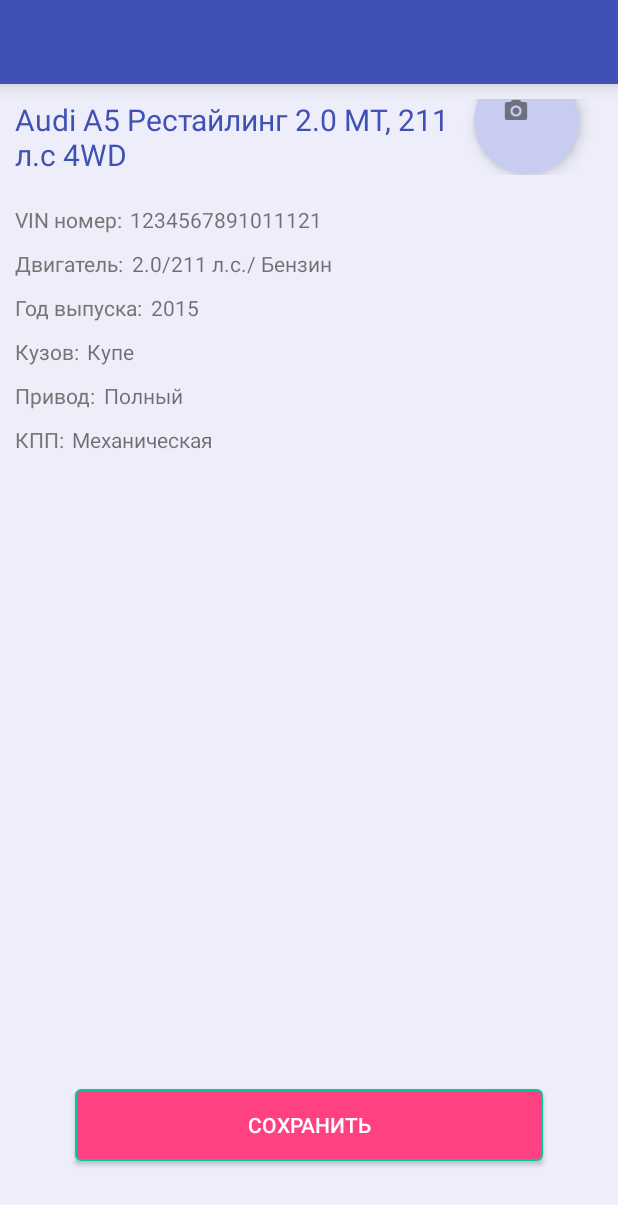
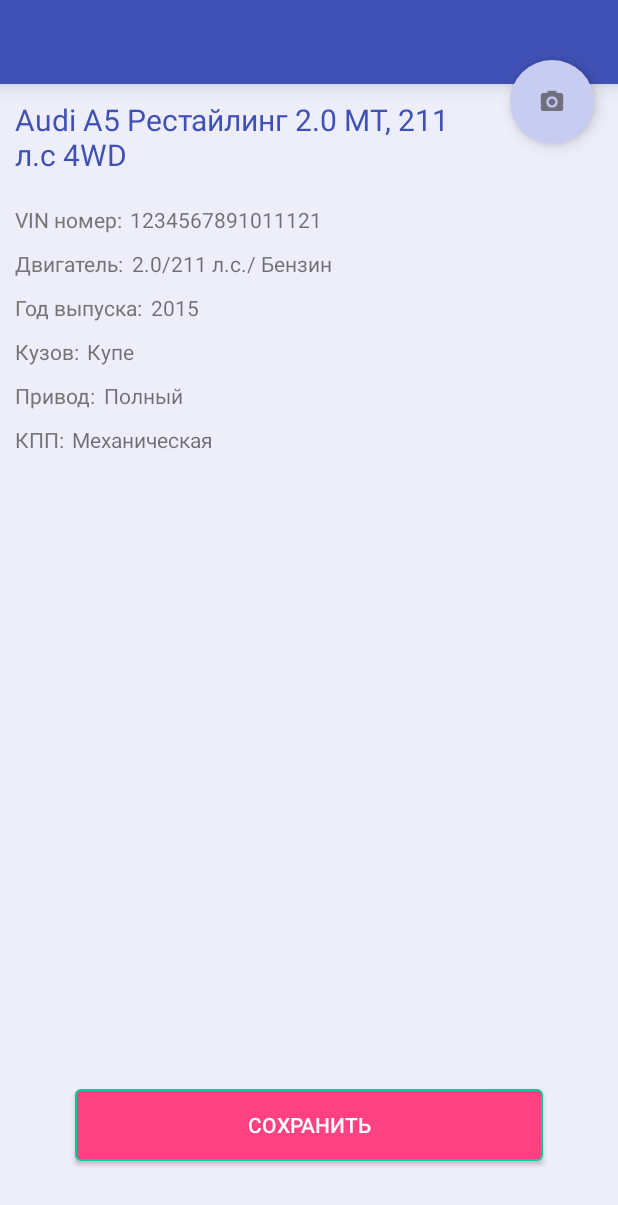
Before and after one commit to AzatYusupov/AzatYusupov, an Android app: the CarFoundActivity screen opened directly, with no data from a screen before it, on a phone screen of 412 x 824 dp. Shown: the top 1205 px of the screen. Run offline under Robolectric (Android 15) with nearby library versions, the light colour scheme and no system bars.

Commit message:
Camera 3

```diff
--- a/app/src/main/res/layout/activity_car_found.xml
+++ b/app/src/main/res/layout/activity_car_found.xml
@@ -5,6 +5,7 @@
     android:background="#EDEEFA"
     android:layout_height="match_parent"
     tools:context=".activity.CarFoundActivity">
+
 
     <LinearLayout
         android:layout_width="match_parent"
@@ -17,6 +18,10 @@
             android:layout_width="match_parent"
             android:layout_height="wrap_content"
             />
+
+        <ScrollView
+            android:layout_width="match_parent"
+            android:layout_height="match_parent">
         <LinearLayout
             android:layout_width="match_parent"
             android:layout_height="wrap_content"
@@ -27,28 +32,19 @@
                 android:layout_height="wrap_content"
                 android:orientation="horizontal">
                 <TextView
-                    android:layout_width="wrap_content"
+                    android:layout_width="10sp"
                     android:layout_height="wrap_content"
                     android:layout_weight="7"
                     android:id="@+id/car_name"
                     android:textSize="20sp"
                     android:textColor="@color/colorPrimary"
                     android:text="" />
+                <TextView
+                    android:layout_width="wrap_content"
+                    android:layout_height="wrap_content"
+                    android:layout_weight="2"
+                    android:text="" />
 
-                <android.support.design.widget.FloatingActionButton
-                    xmlns:app="http://schemas.android.com/apk/res-auto"
-                    android:id="@+id/btnPhotoCar"
-                    android:layout_width="70dp"
-                    android:layout_height="70dp"
-                    android:layout_gravity="top|right"
-                    android:layout_marginTop="-20dp"
-                    android:layout_marginRight="16dp"
-                    android:onClick="onClickPhoto"
-                    android:src="@drawable/ic_action_camera"
-                    android:backgroundTint="#C7CCF0"
-                    app:borderWidth="0dp"
-
-                    />
             </LinearLayout>
 
             <RelativeLayout
@@ -185,8 +181,9 @@
             </LinearLayout>
 
         </LinearLayout>
+        </ScrollView>
+    </LinearLayout>
 
-    </LinearLayout>
     <FrameLayout
         android:layout_width="match_parent"
         android:layout_height="match_parent">
@@ -200,4 +197,19 @@
             android:textColor="@color/colorWhite"
             />
     </FrameLayout>
+    <android.support.design.widget.FloatingActionButton
+        xmlns:app="http://schemas.android.com/apk/res-auto"
+        android:id="@+id/btnPhotoCar"
+        android:layout_width="wrap_content"
+        android:layout_height="wrap_content"
+        android:layout_alignParentRight="true"
+        android:layout_marginTop="40dp"
+        android:layout_marginRight="16dp"
+        android:onClick="onClickPhoto"
+        android:src="@drawable/ic_action_camera"
+        android:backgroundTint="#C7CCF0"
+        app:fabSize="normal"
+        android:scaleType="center"
+        app:borderWidth="0dp" />
+
 </RelativeLayout>
--- a/app/src/main/res/values/dimens.xml
+++ b/app/src/main/res/values/dimens.xml
@@ -2,4 +2,6 @@
 <resources>
     <dimen name="btn_fab_size">56dp</dimen>
     <dimen name="btn_fab_margins">16dp</dimen>
+
+    <dimen name="fab_size_mini">60dp</dimen>
 </resources>
```
Also changed, not shown: app/src/main/AndroidManifest.xml (+3 -4 lines), app/src/main/java/com/usupov/autopark/activity/CameraActivity.java (+131 -107 lines), app/src/main/java/com/usupov/autopark/activity/CarFoundActivity.java (+17 -16 lines), app/src/main/res/layout/activity_camera.xml (+7 -1 lines).
